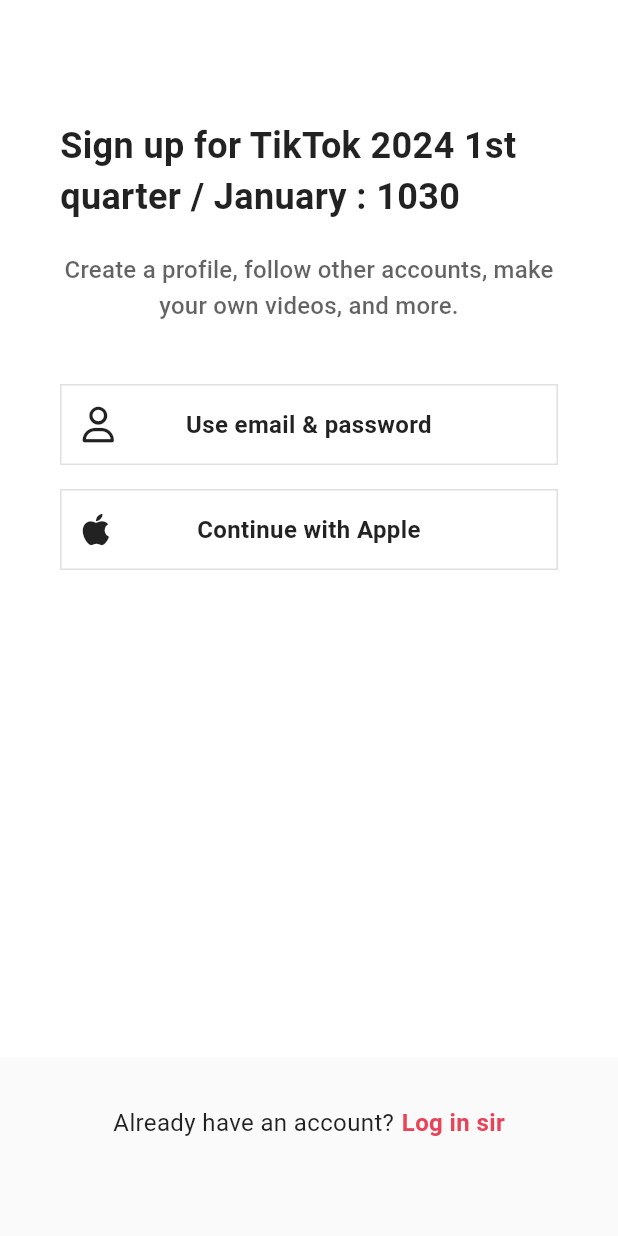
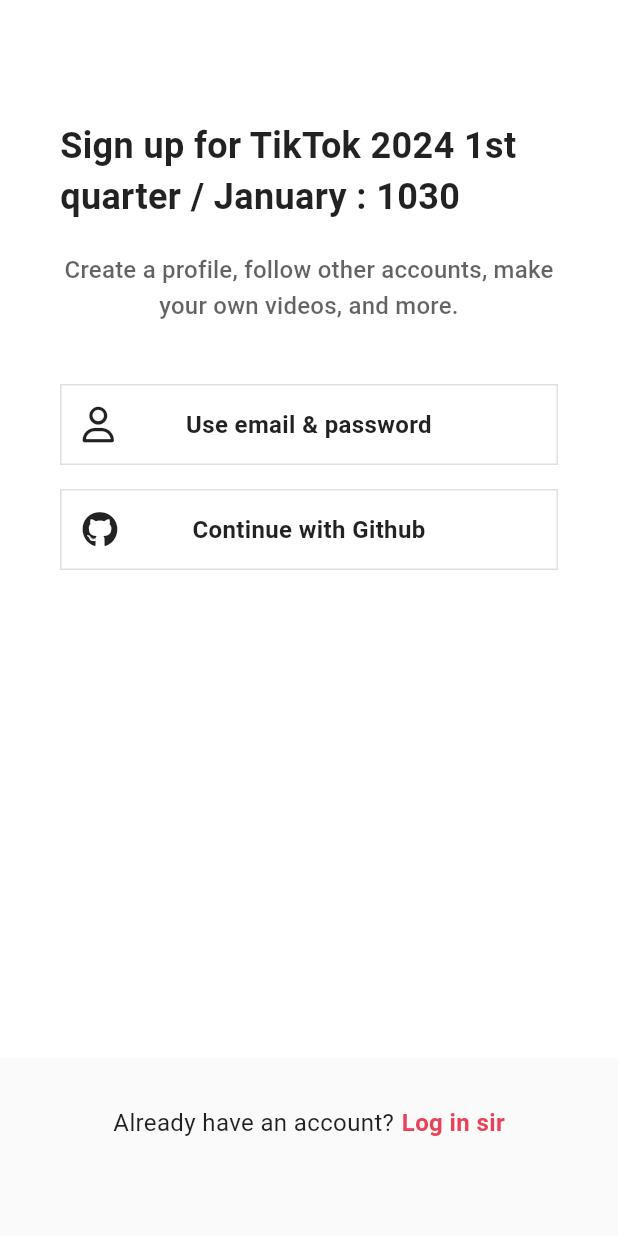
Before and after one commit to Mun-cloud/tictok_clone, a Flutter app: the screen it shows after launch, on a phone screen of 412 x 824 dp. Run offline on Flutter 3.47's test engine with Material 2 defaults, Android fonts, the phone set to English and light mode, and no system bars; our stand-ins replace camera, firebase_auth, firebase_core, flutter_riverpod, font_awesome_flutter, gallery_saver and 6 more; accounts and stored records are empty.

Commit message:
firebase authentication

```diff
--- a/lib/features/authentication/login_screen.dart
+++ b/lib/features/authentication/login_screen.dart
@@ -1,13 +1,15 @@
 import 'package:flutter/material.dart';
+import 'package:flutter_riverpod/flutter_riverpod.dart';
 import 'package:font_awesome_flutter/font_awesome_flutter.dart';
 import 'package:go_router/go_router.dart';
 import 'package:tictok_clone/constants/gaps.dart';
 import 'package:tictok_clone/constants/sizes.dart';
 import 'package:tictok_clone/features/authentication/login_form_screen.dart';
+import 'package:tictok_clone/features/authentication/view_models/social_auth_view_model.dart';
 import 'package:tictok_clone/features/authentication/widgets/auth_button.dart';
 import 'package:tictok_clone/utils.dart';
 
-class LoginScreen extends StatelessWidget {
+class LoginScreen extends ConsumerWidget {
   static String routeName = "/login";
   static String routeURL = "/login";
   const LoginScreen({super.key});
@@ -25,7 +27,7 @@ class LoginScreen extends StatelessWidget {
   }
 
   @override
-  Widget build(BuildContext context) {
+  Widget build(BuildContext context, WidgetRef ref) {
     return Scaffold(
       body: SafeArea(
         child: Padding(
@@ -60,9 +62,13 @@ class LoginScreen extends StatelessWidget {
                 ),
               ),
               Gaps.v16,
-              const AuthButton(
-                icon: FaIcon(FontAwesomeIcons.apple),
-                text: "Continue with Apple",
+              GestureDetector(
+                onTap: () =>
+                    ref.read(socialAuthProvider.notifier).githubSignIn(context),
+                child: const AuthButton(
+                  icon: FaIcon(FontAwesomeIcons.github),
+                  text: "Continue with Github",
+                ),
               ),
             ],
           ),
--- a/lib/features/authentication/sign_up_screen.dart
+++ b/lib/features/authentication/sign_up_screen.dart
@@ -1,15 +1,17 @@
 import 'package:flutter/material.dart';
+import 'package:flutter_riverpod/flutter_riverpod.dart';
 import 'package:font_awesome_flutter/font_awesome_flutter.dart';
 import 'package:go_router/go_router.dart';
 import 'package:tictok_clone/constants/gaps.dart';
 import 'package:tictok_clone/constants/sizes.dart';
 import 'package:tictok_clone/features/authentication/login_screen.dart';
 import 'package:tictok_clone/features/authentication/username_screen.dart';
+import 'package:tictok_clone/features/authentication/view_models/social_auth_view_model.dart';
 import 'package:tictok_clone/features/authentication/widgets/auth_button.dart';
 import 'package:tictok_clone/generated/l10n.dart';
 import 'package:tictok_clone/utils.dart';
 
-class SignUpScreen extends StatelessWidget {
+class SignUpScreen extends ConsumerWidget {
   static String routeURL = "/";
   static const routeName = "signUp";
   const SignUpScreen({super.key});
@@ -29,7 +31,7 @@ class SignUpScreen extends StatelessWidget {
   }
 
   @override
-  Widget build(BuildContext context) {
+  Widget build(BuildContext context, WidgetRef ref) {
     return OrientationBuilder(
       builder: (context, orientation) {
         return Scaffold(
@@ -68,10 +70,15 @@ class SignUpScreen extends StatelessWidget {
                       ),
                     ),
                     Gaps.v16,
-                    AuthButton(
-                      icon: const FaIcon(FontAwesomeIcons.apple),
-                      text: S.of(context).appleButton,
-                    )
+                    GestureDetector(
+                      onTap: () => ref
+                          .read(socialAuthProvider.notifier)
+                          .githubSignIn(context),
+                      child: const AuthButton(
+                        icon: FaIcon(FontAwesomeIcons.github),
+                        text: "Continue with Github",
+                      ),
+                    ),
                   ],
                   if (orientation == Orientation.landscape)
                     Row(
@@ -85,11 +92,15 @@ class SignUpScreen extends StatelessWidget {
                           ),
                         )),
                         Gaps.h16,
-                        Expanded(
-                            child: AuthButton(
-                          icon: const FaIcon(FontAwesomeIcons.apple),
-                          text: S.of(context).appleButton,
-                        ))
+                        GestureDetector(
+                          onTap: () => ref
+                              .read(socialAuthProvider.notifier)
+                              .githubSignIn(context),
+                          child: const AuthButton(
+                            icon: FaIcon(FontAwesomeIcons.github),
+                            text: "Continue with Github",
+                          ),
+                        ),
                       ],
                     )
                 ],
--- a/lib/router.dart
+++ b/lib/router.dart
@@ -13,6 +13,7 @@ import 'package:tictok_clone/features/videos/views/video_recording_screen.dart';
 
 final routerProvider = Provider(
   (ref) {
+    // ref.watch(authState);
     return GoRouter(
       initialLocation: "/home",
       redirect: (context, state) {
```
Also changed, not shown: lib/features/authentication/birthday_screen.dart (+9 -8 lines), lib/features/authentication/email_screen.dart (+6 -3 lines), lib/features/authentication/login_form_screen.dart (+12 -7 lines), lib/features/authentication/password_screen.dart (+10 -3 lines), lib/features/authentication/repos/authentication-repo.dart (+27 -0 lines), lib/features/authentication/view_models/login_view_model.dart (added, +34 -0 lines), lib/features/authentication/view_models/signup_view_model.dart (added, +39 -0 lines), lib/features/authentication/view_models/social_auth_view_model.dart (added, +31 -0 lines), lib/features/settings/settings_screen.dart (+7 -2 lines), lib/utils.dart (+13 -1 lines).
